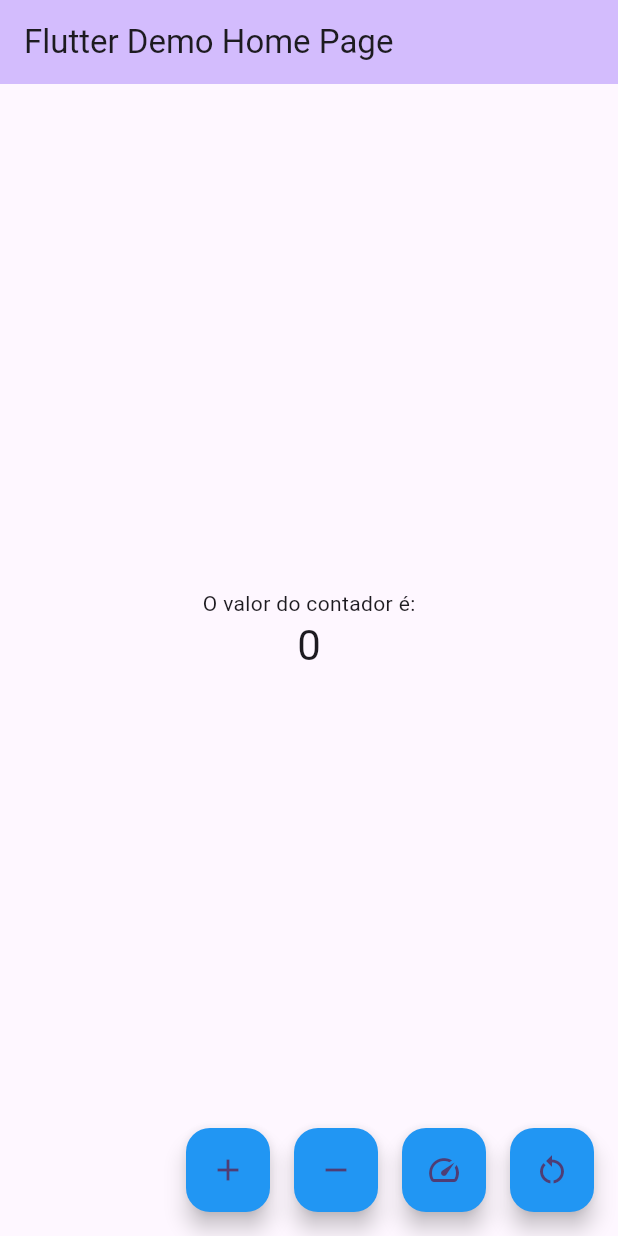
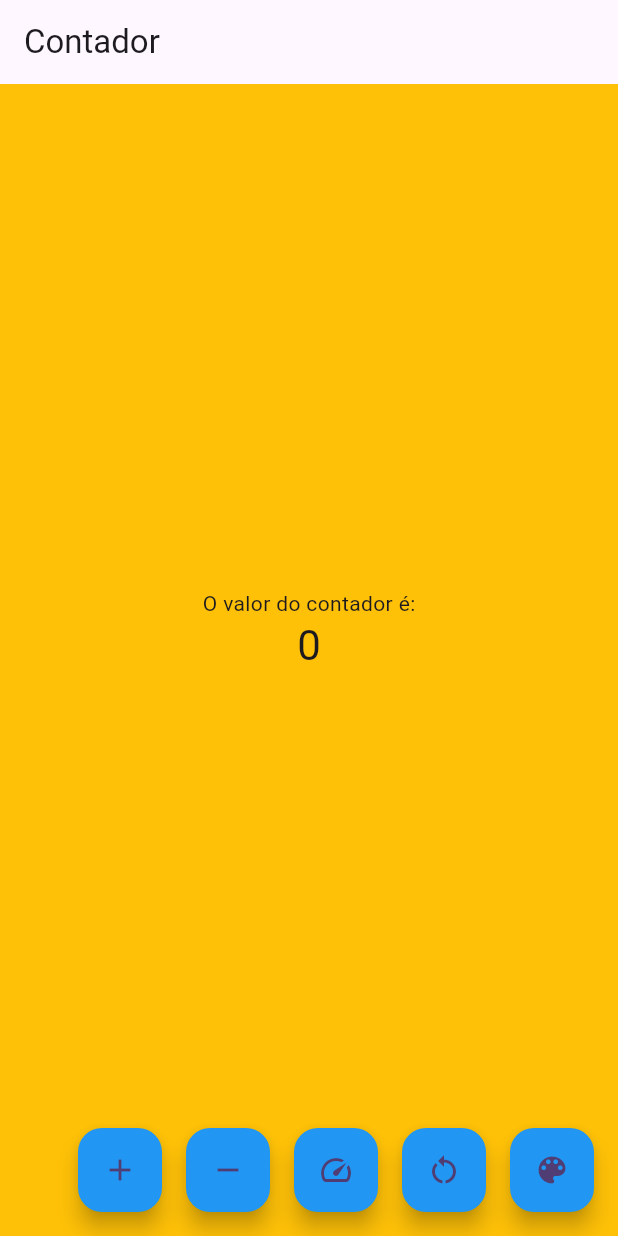
Before and after one commit to Gaplima/Atividade02-Unidade2, a Flutter app: the screen it shows after launch, on a phone screen of 412 x 824 dp. Run offline on Flutter 3.47's test engine with Material 3 defaults, Android fonts, the phone set to English and light mode, and no system bars.

Commit message:
Mudanças Layout

```diff
--- a/lib/main.dart
+++ b/lib/main.dart
@@ -12,12 +12,12 @@ class MyApp extends StatelessWidget {
   @override
   Widget build(BuildContext context) {
     return MaterialApp(
-      title: 'Flutter Demo',
+      title: 'Contador',
       theme: ThemeData(
 
         colorScheme: .fromSeed(seedColor: Colors.deepPurple),
       ),
-      home: const MyHomePage(title: 'Flutter Demo Home Page'),
+      home: const MyHomePage(title: 'Contador'),
     );
   }
 }
@@ -39,6 +39,15 @@ class _MyHomePageState extends State<MyHomePage> {
   bool pressPlus = false;
   bool pressTurbo = false;
   bool pressReset = false;
+
+  Color bgColor = Colors.amber;
+
+  void _changeBackgroundColor() {
+    setState(() {
+      bgColor =
+          (bgColor == Colors.amber) ? Colors.deepOrangeAccent : Colors.amber;
+    });
+  }
 
   void _incrementCounter() {
     setState(() {
@@ -85,8 +94,8 @@ class _MyHomePageState extends State<MyHomePage> {
   @override
   Widget build(BuildContext context) {
     return Scaffold(
+      backgroundColor: bgColor,
       appBar: AppBar(
-        backgroundColor: Theme.of(context).colorScheme.inversePrimary,
         title: Text(widget.title),
       ),
       body: Center(
@@ -104,6 +113,7 @@ class _MyHomePageState extends State<MyHomePage> {
       ),
       floatingActionButton: Row(
         mainAxisSize: MainAxisSize.min,
+        mainAxisAlignment: MainAxisAlignment.center,
         children: [
           GestureDetector(
             onLongPressStart: (_) {
@@ -165,7 +175,7 @@ class _MyHomePageState extends State<MyHomePage> {
               _stopAuto();
               setState(() => pressTurbo = false); },
             child: FloatingActionButton(
-              heroTag: 'incrementHold',
+              heroTag: 'incrementTurbo',
               tooltip: 'Turbo (segure)',
               backgroundColor:
                           pressTurbo ? Colors.grey.shade300 : Colors.blue,
@@ -180,6 +190,14 @@ class _MyHomePageState extends State<MyHomePage> {
             backgroundColor: Colors.blue,
             child: const Icon(Icons.restart_alt),
           ),
+          const SizedBox(width: 16),
+          FloatingActionButton(
+            heroTag: 'changeBg',
+            onPressed: _changeBackgroundColor,
+            backgroundColor: Colors.blue,
+            tooltip: 'Mudar fundo',
+            child: const Icon(Icons.color_lens),
+          )
         ],
       ),
     );
```
